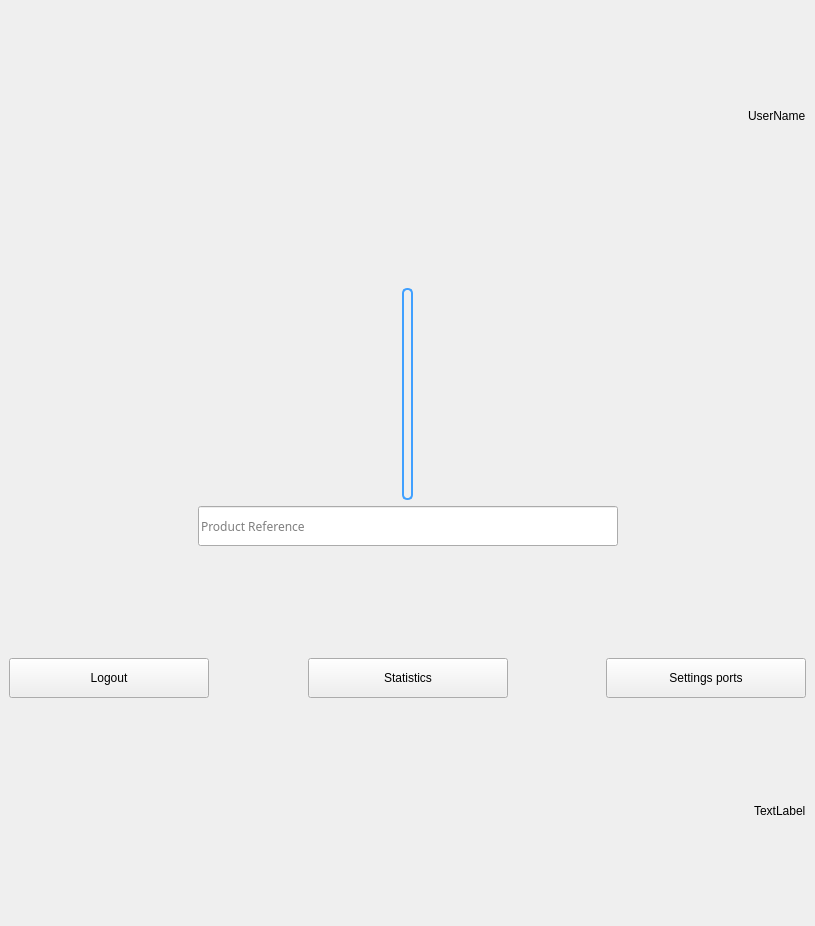
This is ui/user.ui in HamzaMPSY/qt_app_mts as Qt 5 draws it before an edit. The edited form follows.
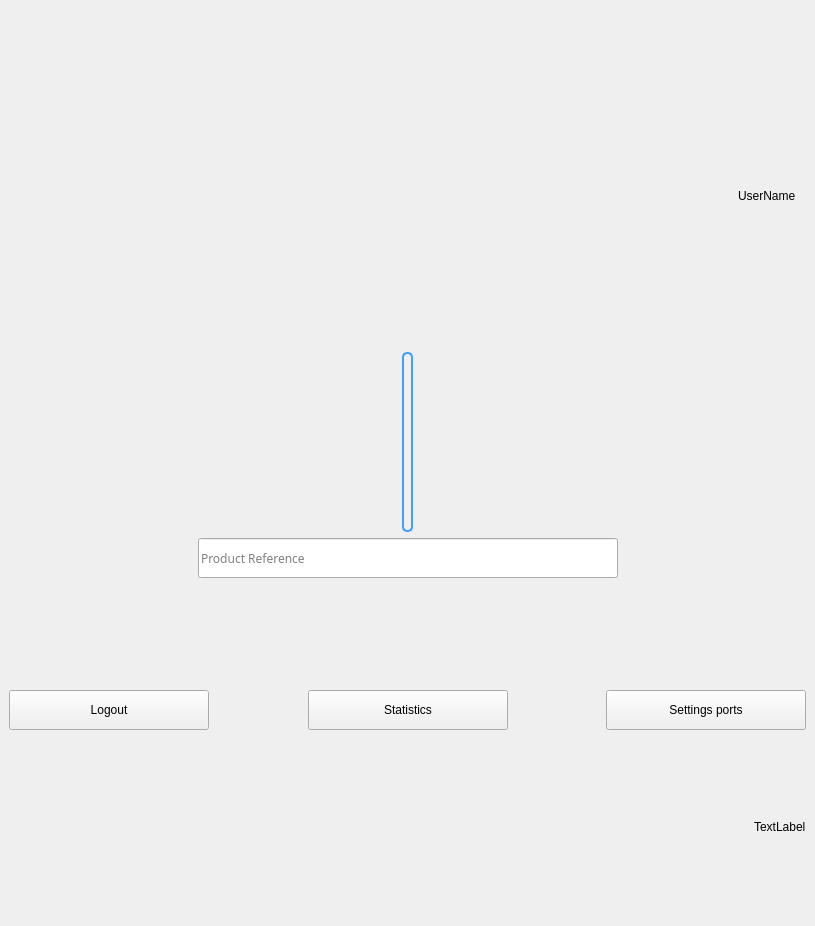
This is the edited form. Icons and pictures are not drawn.

Diff of the .ui file:
```diff
--- a/ui/user.ui
+++ b/ui/user.ui
@@ -30,12 +30,15 @@
    <layout class="QVBoxLayout" name="verticalLayout">
     <item>
      <layout class="QHBoxLayout" name="horizontalLayout">
+      <property name="spacing">
+       <number>4</number>
+      </property>
       <item>
        <widget class="QLabel" name="logo1">
         <property name="minimumSize">
          <size>
-          <width>70</width>
-          <height>70</height>
+          <width>90</width>
+          <height>90</height>
          </size>
         </property>
         <property name="maximumSize">
@@ -51,31 +54,6 @@
          <pixmap>../assets/logo-small.png</pixmap>
         </property>
         <property name="scaledContents">
-         <bool>false</bool>
-        </property>
-       </widget>
-      </item>
-      <item>
-       <widget class="QLabel" name="logo2">
-        <property name="minimumSize">
-         <size>
-          <width>70</width>
-          <height>70</height>
-         </size>
-        </property>
-        <property name="maximumSize">
-         <size>
-          <width>70</width>
-          <height>70</height>
-         </size>
-        </property>
-        <property name="text">
-         <string/>
-        </property>
-        <property name="pixmap">
-         <pixmap>../assets/logo-csmall.png</pixmap>
-        </property>
-        <property name="scaledContents">
          <bool>true</bool>
         </property>
        </widget>
@@ -94,7 +72,58 @@
        </spacer>
       </item>
       <item>
+       <widget class="QLabel" name="logo2">
+        <property name="minimumSize">
+         <size>
+          <width>90</width>
+          <height>90</height>
+         </size>
+        </property>
+        <property name="maximumSize">
+         <size>
+          <width>70</width>
+          <height>70</height>
+         </size>
+        </property>
+        <property name="text">
+         <string/>
+        </property>
+        <property name="pixmap">
+         <pixmap>../assets/logo-csmall.png</pixmap>
+        </property>
+        <property name="scaledContents">
+         <bool>true</bool>
+        </property>
+       </widget>
+      </item>
+     </layout>
+    </item>
+    <item>
+     <layout class="QHBoxLayout" name="horizontalLayout_7">
+      <property name="topMargin">
+       <number>1</number>
+      </property>
+      <item>
+       <spacer name="horizontalSpacer_11">
+        <property name="orientation">
+         <enum>Qt::Horizontal</enum>
+        </property>
+        <property name="sizeHint" stdset="0">
+         <size>
+          <width>40</width>
+          <height>20</height>
+         </size>
+        </property>
+       </spacer>
+      </item>
+      <item>
        <widget class="QLabel" name="usernameLabel">
+        <property name="minimumSize">
+         <size>
+          <width>0</width>
+          <height>40</height>
+         </size>
+        </property>
         <property name="styleSheet">
          <string notr="true"/>
         </property>
@@ -103,6 +132,22 @@
         </property>
        </widget>
       </item>
+      <item>
+       <spacer name="horizontalSpacer_12">
+        <property name="orientation">
+         <enum>Qt::Horizontal</enum>
+        </property>
+        <property name="sizeType">
+         <enum>QSizePolicy::Fixed</enum>
+        </property>
+        <property name="sizeHint" stdset="0">
+         <size>
+          <width>10</width>
+          <height>20</height>
+         </size>
+        </property>
+       </spacer>
+      </item>
      </layout>
     </item>
     <item>
```
